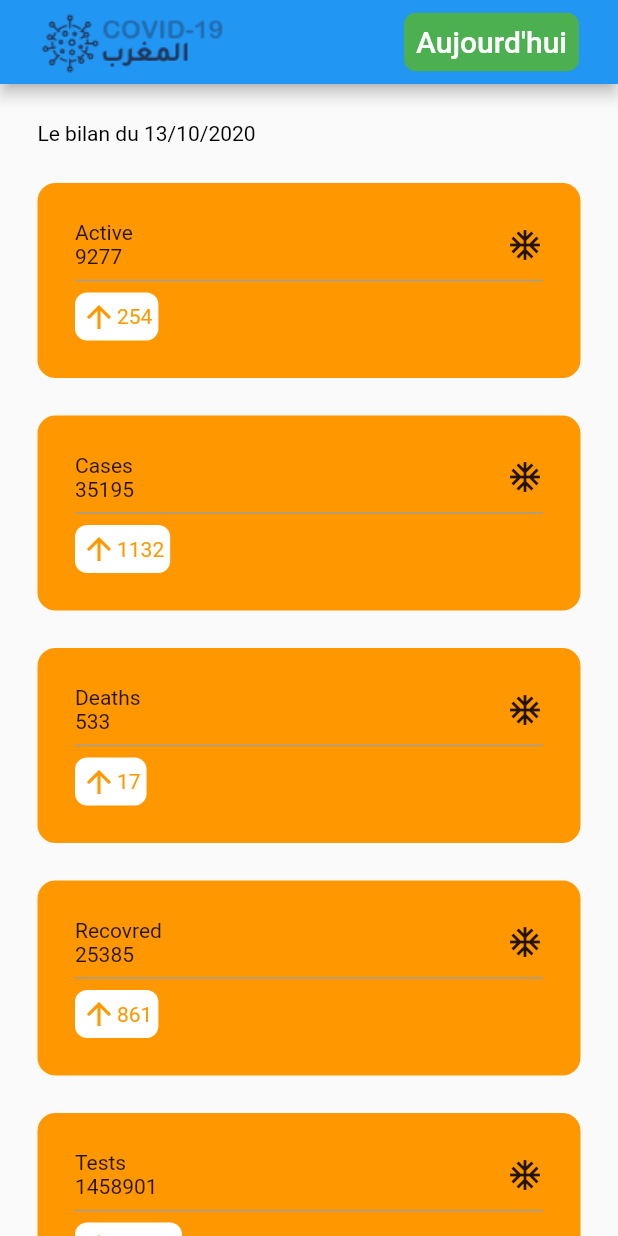
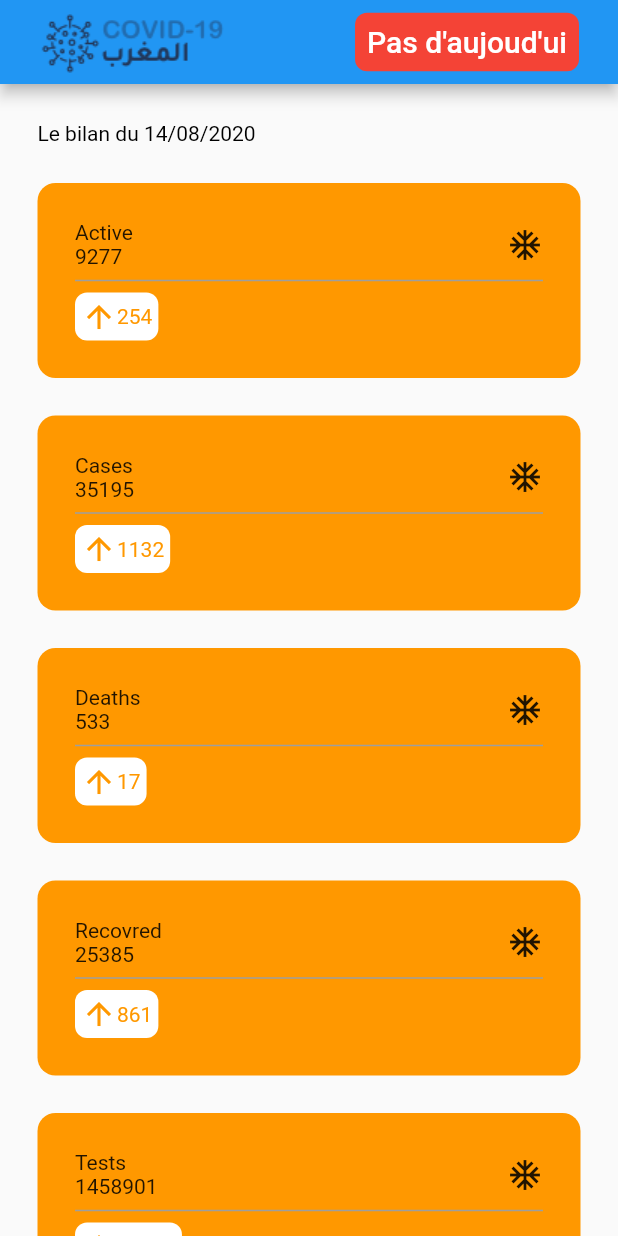
Before and after one commit to OmarDefaoui/covid19maroc, a Flutter app: the HomeScreen screen opened directly, on a phone screen of 412 x 824 dp. Run offline on Flutter 3.47's test engine with Material 2 defaults, Android fonts, the phone set to English and light mode, and no system bars; our stand-ins replace firebase_auth; missing offline and left inert: firebase; accounts and stored records are empty.

Commit message:
App improvements

```diff
--- a/lib/data.dart
+++ b/lib/data.dart
@@ -4,7 +4,7 @@ import 'package:covid19morocco/models/model_region.dart';
 
 class Data {
   static ModelData modelData = ModelData(
-    date: '13/10/2020',
+    date: '2020-08-14 14:08:58.494',
     totalCases: '35195',
     newCases: '1132',
     totalDeaths: '533',
@@ -17,6 +17,8 @@ class Data {
     newActive: '254',
     totalCritical: '50',
     newCritical: '1',
+    totalArtificialRespiration: '10',
+    newArtificialRespiration: '1',
     regions: listRegions,
   );
 
--- a/lib/main.dart
+++ b/lib/main.dart
@@ -1,5 +1,5 @@
-import 'package:covid19morocco/admin/add_data_screen.dart';
 import 'package:covid19morocco/providers/provider_selected_region.dart';
+import 'package:covid19morocco/screens/home_screen.dart';
 import 'package:flutter/material.dart';
 import 'package:provider/provider.dart';
 
@@ -19,7 +19,7 @@ class MyApp extends StatelessWidget {
           primarySwatch: Colors.blue,
           visualDensity: VisualDensity.adaptivePlatformDensity,
         ),
-        home: AddDataScreen(),
+        home: HomeScreen(),
       ),
     );
   }
--- a/lib/models/model_data.dart
+++ b/lib/models/model_data.dart
@@ -1,5 +1,4 @@
 import 'package:covid19morocco/models/model_region.dart';
-import 'package:intl/intl.dart';
 
 class ModelData {
   String date,
@@ -39,8 +38,7 @@ class ModelData {
   });
 
   factory ModelData.fromJson(Map<String, dynamic> json) => ModelData(
-        date: DateFormat('dd/MM/yyyy')
-            .format(DateTime.parse(json["date"].toString())),
+        date: json["date"],
         totalCases: json["totalCases"],
         newCases: json["newCases"],
         totalDeaths: json["totalDeaths"] ?? '-',
--- a/lib/screens/home_screen.dart
+++ b/lib/screens/home_screen.dart
@@ -8,6 +8,7 @@ import 'package:covid19morocco/widgets/global_table_widget.dart';
 import 'package:covid19morocco/widgets/header_widget.dart';
 import 'package:flutter/material.dart';
 import 'package:intl/date_symbol_data_local.dart';
+import 'package:intl/intl.dart';
 import 'package:provider/provider.dart';
 
 class HomeScreen extends StatelessWidget {
@@ -49,6 +50,7 @@ class HomeScreen extends StatelessWidget {
             appBar: AppBar(
               title: HeaderWidget(
                 horizontalMargin: horizontaleMargin,
+                date: data.date,
               ),
             ),
             body: Container(
@@ -65,7 +67,7 @@ class HomeScreen extends StatelessWidget {
                           bottom: 25,
                         ),
                         child: Text(
-                          'Le bilan du ${data.date}',
+                          "Le bilan du ${DateFormat('dd/MM/yyyy').format(DateTime.parse(data.date))}",
                           style: TextStyle(
                             color: Colors.black,
                           ),
@@ -123,6 +125,14 @@ class HomeScreen extends StatelessWidget {
                             newCases: data.newCritical,
                             isPhone: isPhone,
                           ),
+                          DataBoxWidget(
+                            color: Colors.orange,
+                            icon: Icons.ac_unit,
+                            title: "ArtificialRespiration",
+                            cases: data.totalArtificialRespiration,
+                            newCases: data.newArtificialRespiration,
+                            isPhone: isPhone,
+                          ),
                         ],
                       ),
                       Container(
--- a/lib/widgets/header_widget.dart
+++ b/lib/widgets/header_widget.dart
@@ -2,14 +2,18 @@ import 'package:flutter/material.dart';
 
 class HeaderWidget extends StatelessWidget {
   final double horizontalMargin;
+  final String date;
 
   const HeaderWidget({
     Key key,
     @required this.horizontalMargin,
+    @required this.date,
   }) : super(key: key);
 
   @override
   Widget build(BuildContext context) {
+    bool isNewData = isUpToDate(date);
+
     return Container(
       width: double.infinity,
       margin: EdgeInsets.symmetric(horizontal: horizontalMargin + 10),
@@ -20,12 +24,11 @@ class HeaderWidget extends StatelessWidget {
           Container(
             padding: const EdgeInsets.all(8),
             decoration: BoxDecoration(
-              color: Colors.green,
+              color: isNewData ? Colors.green : Colors.red,
               borderRadius: BorderRadius.all(Radius.circular(8)),
             ),
-            //TODO: to handle
             child: Text(
-              'Aujourd\'hui',
+              isNewData ? 'Aujourd\'hui' : 'Pas d\'aujoud\'ui',
               style: TextStyle(
                 color: Colors.white,
               ),
@@ -35,4 +38,8 @@ class HeaderWidget extends StatelessWidget {
       ),
     );
   }
+
+  bool isUpToDate(String date) {
+    return date.split(' ')[0] == DateTime.now().toString().split(' ')[0];
+  }
 }
```
